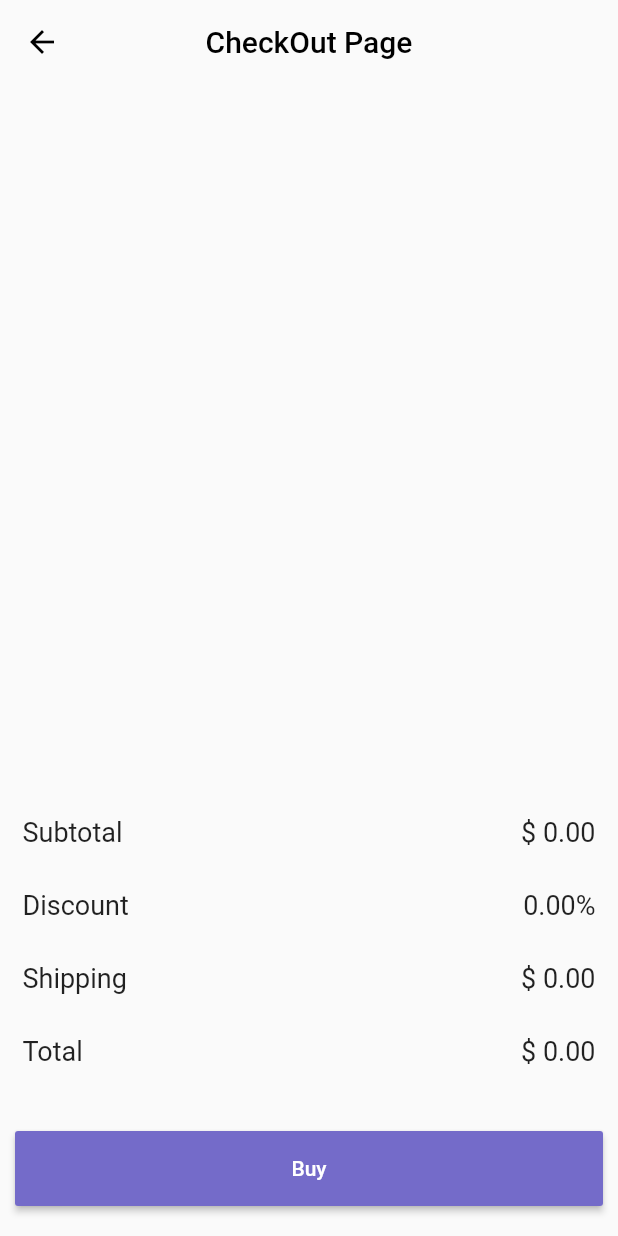
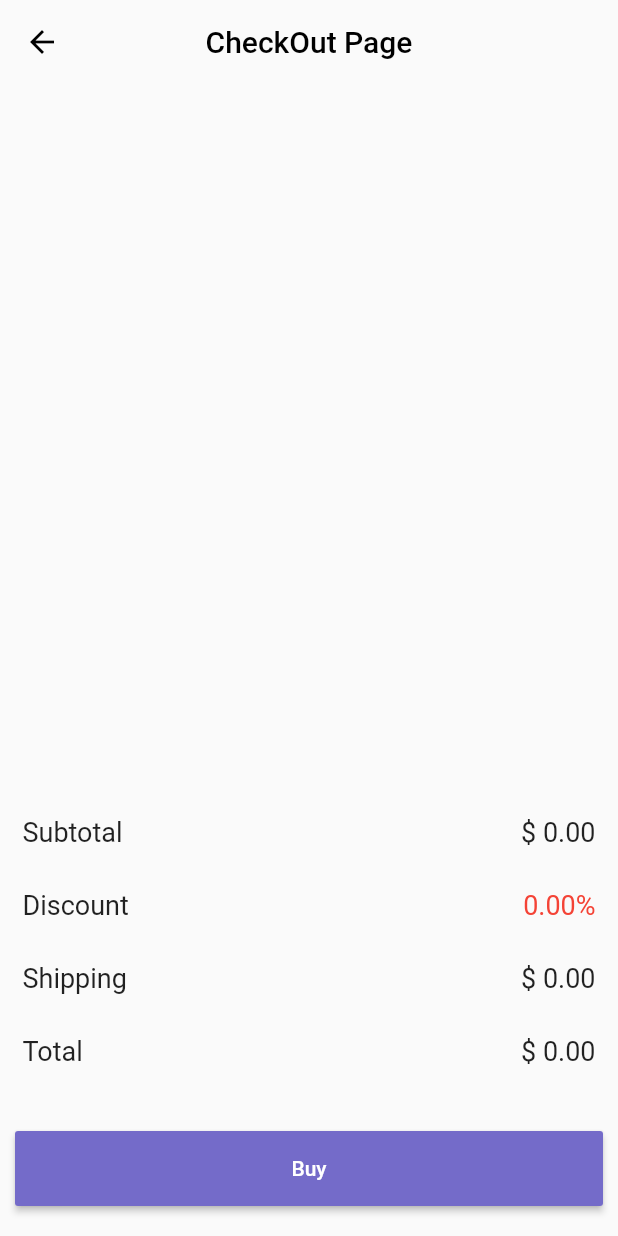
Before and after one commit to ntvien/e-commerce-app, a Flutter app: the CheckOut screen opened directly, on a phone screen of 412 x 824 dp. Run offline on Flutter 3.47's test engine with Material 2 defaults, Android fonts, the phone set to English and light mode, and no system bars; our stand-ins replace carousel_pro, cloud_firestore, firebase_auth, firebase_core; accounts and stored records are empty.

Commit message:
update size

```diff
--- a/lib/screens/checkout.dart
+++ b/lib/screens/checkout.dart
@@ -21,7 +21,8 @@ class _CheckOutState extends State<CheckOut> {
 
   late ProductProvider productProvider;
 
-  Widget _buildBottomSingleDetail({String? startName, String? endName}) {
+  Widget _buildBottomSingleDetail({String? startName, String? endName, bool? isDiscount}) {
+
     return Row(
       mainAxisAlignment: MainAxisAlignment.spaceBetween,
       children: <Widget>[
@@ -31,7 +32,7 @@ class _CheckOutState extends State<CheckOut> {
         ),
         Text(
           endName!,
-          style: myStyle,
+          style: isDiscount == false ? myStyle: TextStyle(color: Colors.red, fontSize: 18),
         ),
       ],
     );
@@ -153,18 +154,22 @@ class _CheckOutState extends State<CheckOut> {
                       _buildBottomSingleDetail(
                         startName: "Subtotal",
                         endName: "\$ ${subTotal.toStringAsFixed(2)}",
+                        isDiscount: false,
                       ),
                       _buildBottomSingleDetail(
                         startName: "Discount",
                         endName: "${discount.toStringAsFixed(2)}%",
+                        isDiscount: true,
                       ),
                       _buildBottomSingleDetail(
                         startName: "Shipping",
                         endName: "\$ ${shipping.toStringAsFixed(2)}",
+                        isDiscount: false,
                       ),
                       _buildBottomSingleDetail(
                         startName: "Total",
                         endName: "\$ ${total!.toStringAsFixed(2)}",
+                        isDiscount: false,
                       ),
                     ],
                   ),
--- a/lib/widgets/cart_single_product.dart
+++ b/lib/widgets/cart_single_product.dart
@@ -1,4 +1,5 @@
 import 'package:e_commerce_app/provider/product_provider.dart';
+import 'package:flutter/cupertino.dart';
 import 'package:flutter/material.dart';
 // ignore: import_of_legacy_library_into_null_safe
 import 'package:provider/provider.dart';
@@ -83,6 +84,7 @@ class _CheckOutSingleProductState extends State<CheckOutSingleProduct> {
 
   Widget _buildCountOrNot() {
     return Container(
+      padding: EdgeInsets.symmetric(horizontal: 5),
       height: 35,
       width: width! * 0.2 + 20,
       color: Color(0xfff2f2f2),
```
Also changed, not shown: lib/screens/home_screen.dart (+29 -69 lines), lib/screens/list_product.dart (+10 -10 lines).
